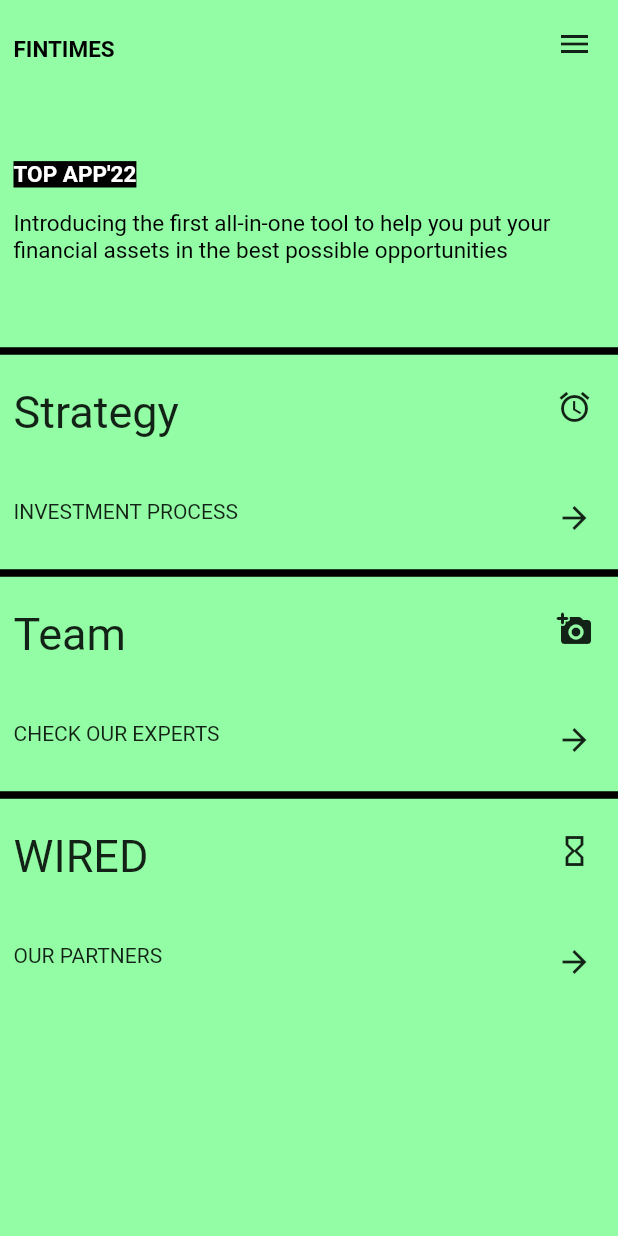
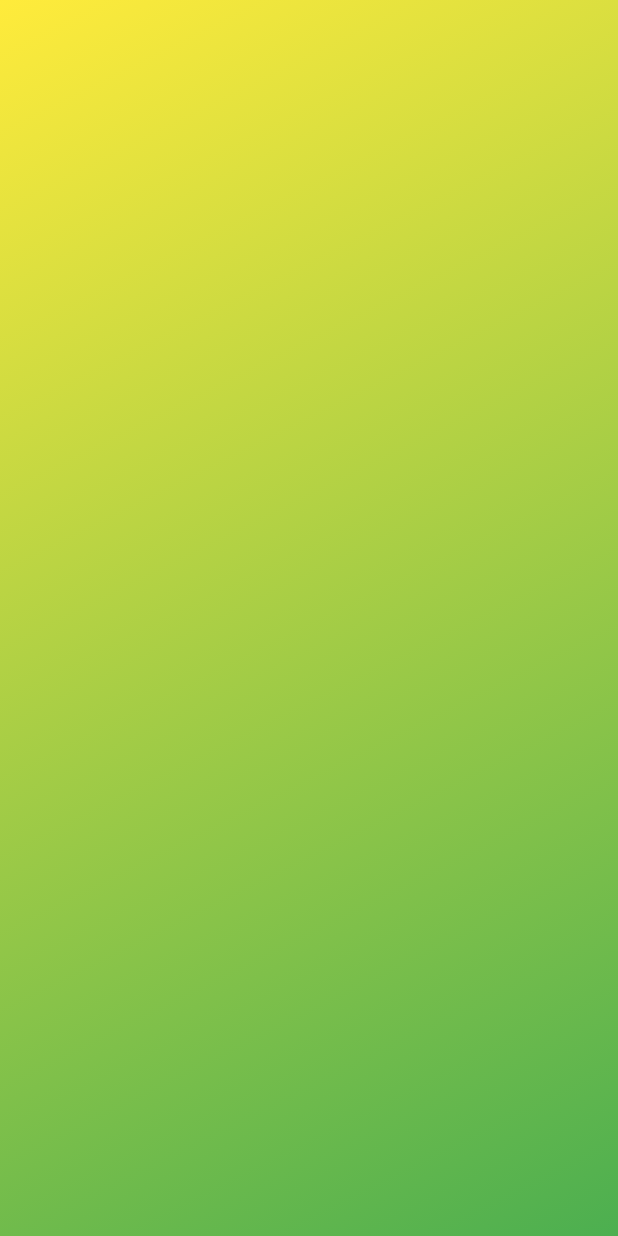
Before and after one commit to DiggsPapu/LevelUpProyects, a Flutter app: the screen it shows after launch, after a tap on the "menu" icon, on a phone screen of 412 x 824 dp. Run offline on Flutter 3.47's test engine with Material 2 defaults, Android fonts, the phone set to English and light mode, and no system bars.

Commit message:
Added navigation between 2 pages

```diff
--- /dev/null
+++ b/Proyect1/proyect1/lib/Structure/SecondPage.dart
@@ -0,0 +1,21 @@
+import 'package:flutter/material.dart';
+import 'package:proyect1/Structure/Structures.dart';
+class SecondPage extends StatelessWidget{
+  const SecondPage({super.key});
+
+    @override
+    Widget build(BuildContext context) {
+      // TODO: implement build
+      return Container(
+        decoration: const BoxDecoration(
+          gradient: LinearGradient(
+              begin: Alignment.topLeft,
+              end: Alignment.bottomRight,
+              colors: [Colors.yellow, Colors.green])),
+        child: ListView(
+          children: [
+          ],
+        ),
+      );
+    }
+  }
--- a/Proyect1/proyect1/lib/Structure/Structures.dart
+++ b/Proyect1/proyect1/lib/Structure/Structures.dart
@@ -1,4 +1,6 @@
 import 'package:flutter/material.dart';
+
+import 'SecondPage.dart';
 
 // ignore: camel_case_types
 class titleSection extends StatelessWidget{
@@ -28,7 +30,12 @@ class titleSection extends StatelessWidget{
                     child:IconButton(
                     alignment: Alignment.topRight,
                     icon: const Icon(Icons.menu),//It is a constant icon
-                    onPressed: (){},)//Doesn't do anything while pressing
+                    onPressed: (){
+                      Navigator.push(
+                        context,
+                        MaterialPageRoute(builder: (context) => const SecondPage()),
+                        );
+                    },)//Doesn't do anything while pressing
                     ),
               ],
             ),
--- a/Proyect1/proyect1/lib/main.dart
+++ b/Proyect1/proyect1/lib/main.dart
@@ -1,4 +1,5 @@
 import 'package:flutter/material.dart';
+import 'package:proyect1/Structure/SecondPage.dart';
 import 'package:proyect1/Structure/Structures.dart';
 import 'package:proyect1/components/Text.dart';
 import 'components/cards.dart';
```
